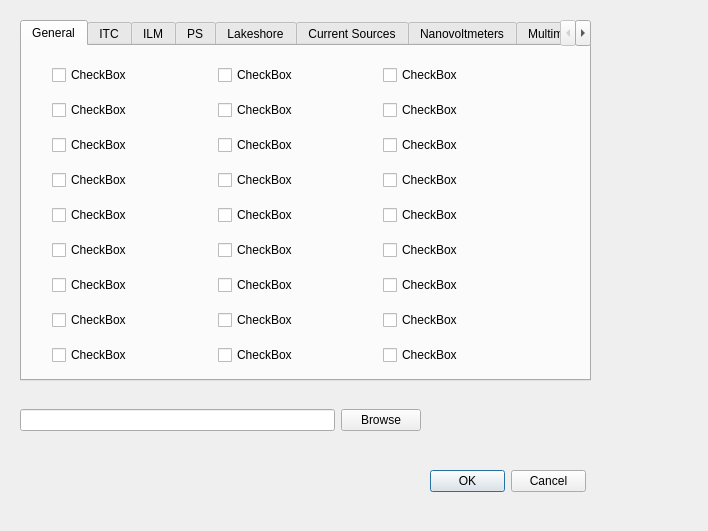
First picture: the form in Oxford/Logger_conf_dialog.ui, repository Cryostat-GUI/Cryostat-GUI, before the edit.
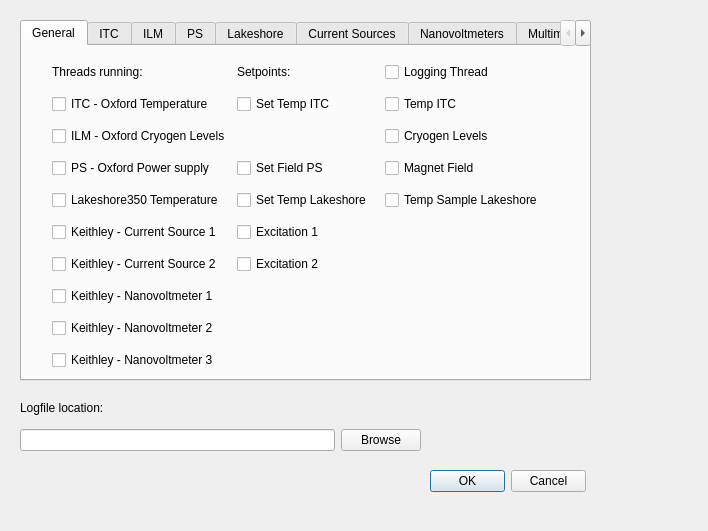
Second picture: the form after the edit. The open tabs and pages were chosen to show the change.

Commit message:
new ITC window class
put ITC window into a separate class, loading the UI into it, so the closing event can be caught and used to uncheck the checkable "Show" option for it

```diff
--- a/Oxford/Logger_conf_dialog.ui
+++ b/Oxford/Logger_conf_dialog.ui
@@ -39,192 +39,150 @@
       </rect>
      </property>
      <layout class="QGridLayout" name="gridLayout">
-      <item row="4" column="1">
+      <item row="1" column="0">
+       <widget class="QCheckBox" name="checkBox_14">
+        <property name="text">
+         <string>ITC - Oxford Temperature</string>
+        </property>
+       </widget>
+      </item>
+      <item row="2" column="0">
+       <widget class="QCheckBox" name="checkBox_9">
+        <property name="text">
+         <string>ILM - Oxford Cryogen Levels</string>
+        </property>
+       </widget>
+      </item>
+      <item row="3" column="0">
        <widget class="QCheckBox" name="checkBox_12">
         <property name="text">
-         <string>CheckBox</string>
+         <string>PS - Oxford Power supply </string>
         </property>
        </widget>
       </item>
-      <item row="2" column="1">
-       <widget class="QCheckBox" name="checkBox_16">
+      <item row="0" column="0">
+       <widget class="QLabel" name="label">
         <property name="text">
-         <string>CheckBox</string>
+         <string>Threads running: </string>
         </property>
        </widget>
       </item>
-      <item row="5" column="1">
+      <item row="4" column="0">
        <widget class="QCheckBox" name="checkBox_15">
         <property name="text">
-         <string>CheckBox</string>
+         <string>Lakeshore350 Temperature</string>
         </property>
        </widget>
       </item>
-      <item row="4" column="0">
-       <widget class="QCheckBox" name="checkBox_13">
+      <item row="0" column="1">
+       <widget class="QLabel" name="label_3">
         <property name="text">
-         <string>CheckBox</string>
+         <string>Setpoints: </string>
         </property>
        </widget>
       </item>
-      <item row="2" column="0">
+      <item row="1" column="1">
+       <widget class="QCheckBox" name="checkBox">
+        <property name="text">
+         <string>Set Temp ITC</string>
+        </property>
+       </widget>
+      </item>
+      <item row="0" column="2">
+       <widget class="QCheckBox" name="checkBox_20">
+        <property name="text">
+         <string>Logging Thread</string>
+        </property>
+       </widget>
+      </item>
+      <item row="3" column="1">
        <widget class="QCheckBox" name="checkBox_10">
         <property name="text">
-         <string>CheckBox</string>
+         <string>Set Field PS</string>
         </property>
        </widget>
       </item>
-      <item row="3" column="0">
-       <widget class="QCheckBox" name="checkBox_9">
+      <item row="5" column="1">
+       <widget class="QCheckBox" name="checkBox_8">
         <property name="text">
-         <string>CheckBox</string>
+         <string>Excitation 1</string>
         </property>
        </widget>
       </item>
-      <item row="5" column="0">
-       <widget class="QCheckBox" name="checkBox_14">
-        <property name="text">
-         <string>CheckBox</string>
-        </property>
-       </widget>
-      </item>
-      <item row="3" column="1">
-       <widget class="QCheckBox" name="checkBox_11">
-        <property name="text">
-         <string>CheckBox</string>
-        </property>
-       </widget>
-      </item>
-      <item row="8" column="1">
+      <item row="6" column="1">
        <widget class="QCheckBox" name="checkBox_18">
         <property name="text">
-         <string>CheckBox</string>
+         <string>Excitation 2</string>
         </property>
        </widget>
       </item>
-      <item row="0" column="1">
-       <widget class="QCheckBox" name="checkBox_2">
+      <item row="4" column="1">
+       <widget class="QCheckBox" name="checkBox_3">
         <property name="text">
-         <string>CheckBox</string>
+         <string>Set Temp Lakeshore</string>
         </property>
        </widget>
       </item>
-      <item row="6" column="1">
+      <item row="5" column="0">
+       <widget class="QCheckBox" name="checkBox_11">
+        <property name="text">
+         <string>Keithley - Current Source 1</string>
+        </property>
+       </widget>
+      </item>
+      <item row="6" column="0">
        <widget class="QCheckBox" name="checkBox_5">
         <property name="text">
-         <string>CheckBox</string>
+         <string>Keithley - Current Source 2</string>
         </property>
        </widget>
       </item>
-      <item row="7" column="1">
-       <widget class="QCheckBox" name="checkBox_8">
-        <property name="text">
-         <string>CheckBox</string>
-        </property>
-       </widget>
-      </item>
-      <item row="6" column="0">
-       <widget class="QCheckBox" name="checkBox_7">
-        <property name="text">
-         <string>CheckBox</string>
-        </property>
-       </widget>
-      </item>
-      <item row="7" column="0">
-       <widget class="QCheckBox" name="checkBox_6">
-        <property name="text">
-         <string>CheckBox</string>
-        </property>
-       </widget>
-      </item>
-      <item row="8" column="0">
+      <item row="9" column="0">
        <widget class="QCheckBox" name="checkBox_17">
         <property name="text">
-         <string>CheckBox</string>
+         <string>Keithley - Nanovoltmeter 3</string>
         </property>
        </widget>
       </item>
-      <item row="1" column="1">
-       <widget class="QCheckBox" name="checkBox_4">
+      <item row="7" column="0">
+       <widget class="QCheckBox" name="checkBox_25">
         <property name="text">
-         <string>CheckBox</string>
+         <string>Keithley - Nanovoltmeter 1</string>
         </property>
        </widget>
       </item>
-      <item row="0" column="0">
-       <widget class="QCheckBox" name="checkBox">
+      <item row="8" column="0">
+       <widget class="QCheckBox" name="checkBox_6">
         <property name="text">
-         <string>CheckBox</string>
-        </property>
-       </widget>
-      </item>
-      <item row="1" column="0">
-       <widget class="QCheckBox" name="checkBox_3">
-        <property name="text">
-         <string>CheckBox</string>
-        </property>
-       </widget>
-      </item>
-      <item row="0" column="2">
-       <widget class="QCheckBox" name="checkBox_20">
-        <property name="text">
-         <string>CheckBox</string>
+         <string>Keithley - Nanovoltmeter 2</string>
         </property>
        </widget>
       </item>
       <item row="1" column="2">
-       <widget class="QCheckBox" name="checkBox_21">
+       <widget class="QCheckBox" name="checkBox_2">
         <property name="text">
-         <string>CheckBox</string>
-        </property>
-       </widget>
-      </item>
-      <item row="2" column="2">
-       <widget class="QCheckBox" name="checkBox_22">
-        <property name="text">
-         <string>CheckBox</string>
-        </property>
-       </widget>
-      </item>
-      <item row="3" column="2">
-       <widget class="QCheckBox" name="checkBox_23">
-        <property name="text">
-         <string>CheckBox</string>
+         <string>Temp ITC</string>
         </property>
        </widget>
       </item>
       <item row="4" column="2">
-       <widget class="QCheckBox" name="checkBox_24">
+       <widget class="QCheckBox" name="checkBox_4">
         <property name="text">
-         <string>CheckBox</string>
+         <string>Temp Sample Lakeshore</string>
         </property>
        </widget>
       </item>
-      <item row="5" column="2">
-       <widget class="QCheckBox" name="checkBox_19">
+      <item row="3" column="2">
+       <widget class="QCheckBox" name="checkBox_22">
         <property name="text">
-         <string>CheckBox</string>
+         <string>Magnet Field</string>
         </property>
        </widget>
       </item>
-      <item row="6" column="2">
-       <widget class="QCheckBox" name="checkBox_25">
+      <item row="2" column="2">
+       <widget class="QCheckBox" name="checkBox_13">
         <property name="text">
-         <string>CheckBox</string>
-        </property>
-       </widget>
-      </item>
-      <item row="7" column="2">
-       <widget class="QCheckBox" name="checkBox_26">
-        <property name="text">
-         <string>CheckBox</string>
-        </property>
-       </widget>
-      </item>
-      <item row="8" column="2">
-       <widget class="QCheckBox" name="checkBox_27">
-        <property name="text">
-         <string>CheckBox</string>
+         <string>Cryogen Levels</string>
         </property>
        </widget>
       </item>
@@ -1691,7 +1649,7 @@
    <property name="geometry">
     <rect>
      <x>20</x>
-     <y>400</y>
+     <y>420</y>
      <width>401</width>
      <height>41</height>
     </rect>
@@ -1709,6 +1667,19 @@
     </item>
    </layout>
   </widget>
+  <widget class="QLabel" name="label_2">
+   <property name="geometry">
+    <rect>
+     <x>20</x>
+     <y>400</y>
+     <width>181</width>
+     <height>16</height>
+    </rect>
+   </property>
+   <property name="text">
+    <string>Logfile location: </string>
+   </property>
+  </widget>
  </widget>
  <resources/>
  <connections/>
```
Left out of the diff: 144 changed lines with no effect on the pictures. The commit also changes 3 other files.
